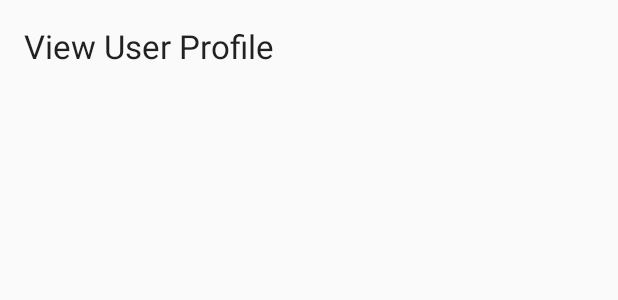
After one commit to UWMediBook/patientAndroid, an Android app: the layout activity_view_profile.xml on its own in the app's theme, with its tools: preview values and no code run, on a phone screen of 412 x 824 dp. The commit adds this screen. Shown: the top 300 px of the screen. Run offline under Robolectric (Android 15) with nearby library versions, the phone set to English and light mode, and no system bars; network calls fail.

Commit message:
added view profile activity, WIP medical data post, pdoc post done

```diff
--- a/app/src/main/java/com/medibook/medibook/activity/MedicalDataActivity.java
+++ b/app/src/main/java/com/medibook/medibook/activity/MedicalDataActivity.java
@@ -39,7 +39,7 @@ public class MedicalDataActivity extends AppCompatActivity implements View.OnCli
         String last_name = etLast_name.getText().toString().trim();
 
         API handler = new API(this);
-        Integer id = handler.getUserID(email);
+        int id = handler.getUserId(email);
 
         handler.postUserAllergy(allergy,severity,id);
         handler.postUserPrimaryDoctor(first_name,last_name);
--- a/app/src/main/java/com/medibook/medibook/activity/RegisterMainActivity.java
+++ b/app/src/main/java/com/medibook/medibook/activity/RegisterMainActivity.java
@@ -85,7 +85,7 @@ public class RegisterMainActivity extends AppCompatActivity implements View.OnCl
         String HealthCard = etHCNum.getText().toString().trim();
 
         API handler = new API(this);
-        handler.postUser(first_name,last_name,address,gender,birthday,email,password,HealthCard);
+    //    handler.postUser(first_name,last_name,address,gender,birthday,email,password,HealthCard);
     }
 
     public void onClick(View v) {
--- /dev/null
+++ b/app/src/main/res/layout/activity_view_profile.xml
@@ -0,0 +1,72 @@
+<?xml version="1.0" encoding="utf-8"?>
+<RelativeLayout xmlns:android="http://schemas.android.com/apk/res/android"
+    xmlns:tools="http://schemas.android.com/tools"
+    android:layout_width="match_parent"
+    android:layout_height="match_parent"
+    android:paddingBottom="@dimen/activity_vertical_margin"
+    android:paddingLeft="@dimen/activity_horizontal_margin"
+    android:paddingRight="@dimen/activity_horizontal_margin"
+    android:paddingTop="@dimen/activity_vertical_margin"
+    tools:context=".activity.ViewProfileActivity">
+
+    <TextView
+        android:layout_width="wrap_content"
+        android:layout_height="wrap_content"
+        android:textAppearance="?android:attr/textAppearanceLarge"
+        android:text="View User Profile"
+        android:id="@+id/textView"
+        android:layout_alignParentTop="true"
+        android:layout_alignParentStart="true"
+        android:layout_alignParentEnd="true" />
+
+    <TextView
+        android:layout_width="wrap_content"
+        android:layout_height="wrap_content"
+        android:textAppearance="?android:attr/textAppearanceMedium"
+        android:id="@+id/user_name"
+        android:layout_below="@+id/textView"
+        android:layout_alignParentStart="true"
+        android:layout_marginTop="28dp"
+        android:layout_alignEnd="@+id/textView" />
+
+    <TextView
+        android:layout_width="wrap_content"
+        android:layout_height="wrap_content"
+        android:textAppearance="?android:attr/textAppearanceMedium"
+        android:id="@+id/user_email"
+        android:layout_below="@+id/user_health_card"
+        android:layout_alignParentStart="true" />
+
+    <TextView
+        android:layout_width="wrap_content"
+        android:layout_height="wrap_content"
+        android:textAppearance="?android:attr/textAppearanceMedium"
+        android:id="@+id/user_birthday"
+        android:layout_below="@+id/user_gender"
+        android:layout_alignParentStart="true" />
+
+    <TextView
+        android:layout_width="wrap_content"
+        android:layout_height="wrap_content"
+        android:textAppearance="?android:attr/textAppearanceMedium"
+        android:id="@+id/user_gender"
+        android:layout_below="@+id/user_address"
+        android:layout_alignParentStart="true" />
+
+    <TextView
+        android:layout_width="wrap_content"
+        android:layout_height="wrap_content"
+        android:textAppearance="?android:attr/textAppearanceMedium"
+        android:id="@+id/user_health_card"
+        android:layout_below="@+id/user_birthday"
+        android:layout_alignParentStart="true" />
+
+    <TextView
+        android:layout_width="wrap_content"
+        android:layout_height="wrap_content"
+        android:textAppearance="?android:attr/textAppearanceMedium"
+        android:id="@+id/user_address"
+        android:layout_below="@+id/user_name"
+        android:layout_alignParentStart="true" />
+
+</RelativeLayout>
```
Also changed, not shown: app/src/main/AndroidManifest.xml (+8 -3 lines), app/src/main/java/com/medibook/medibook/activity/ViewProfileActivity.java (added, +21 -0 lines), app/src/main/java/com/medibook/medibook/common/API.java (+17 -8 lines), 240 other files.
